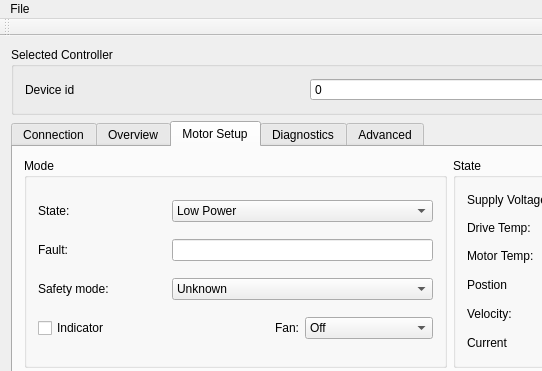
craftit/DogBotSoftware, file GUI/mainwindow.ui: the form before one commit; both pictures show x 0 to 542 and y 0 to 371 of the 899 by 945 pixel window.
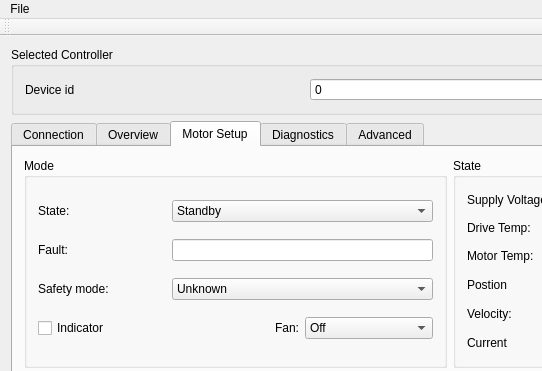
The form after the commit. The open tabs and pages were chosen to show the change. Icons and pictures are not drawn.

Commit message: Change Low Power to Standby.

Diff of the .ui file:
```diff
--- a/GUI/mainwindow.ui
+++ b/GUI/mainwindow.ui
@@ -842,7 +842,7 @@
             <widget class="QComboBox" name="comboBoxControlState">
              <item>
               <property name="text">
-               <string>Low Power</string>
+               <string>Standby</string>
               </property>
              </item>
              <item>
```
Left out of the diff: 2 changed lines with no effect on the pictures. The commit also changes 1 other file.
